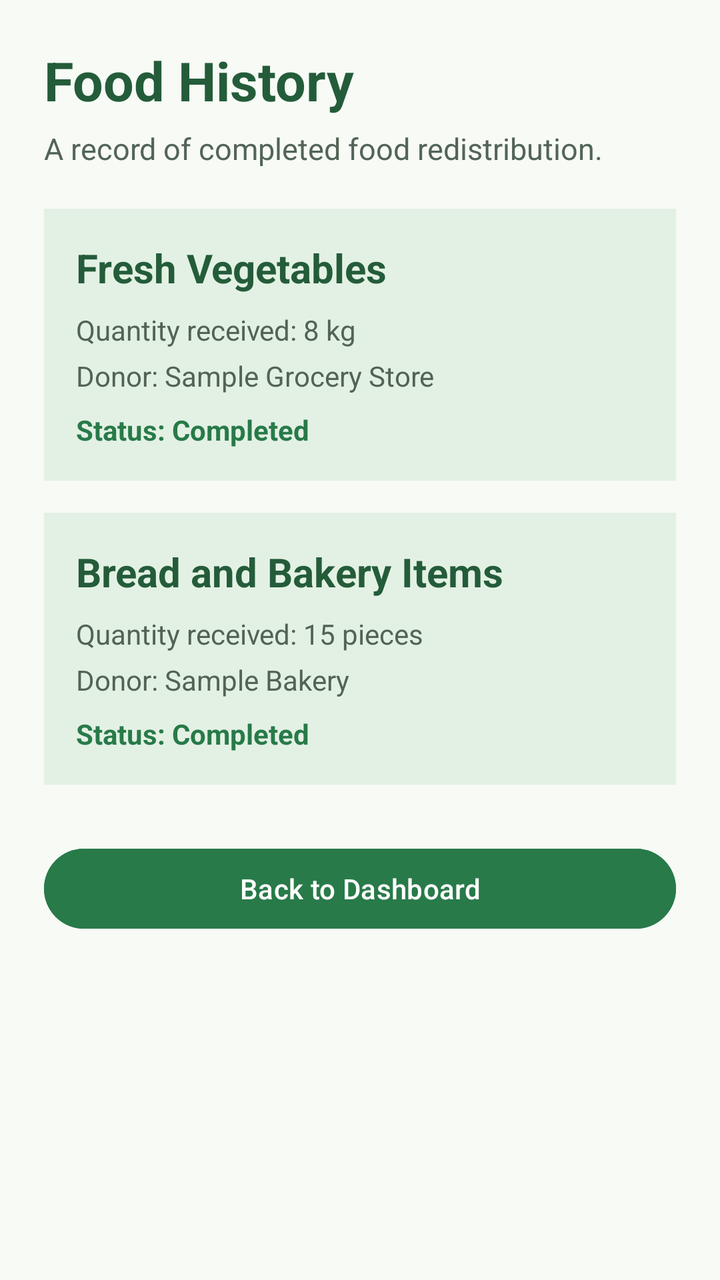
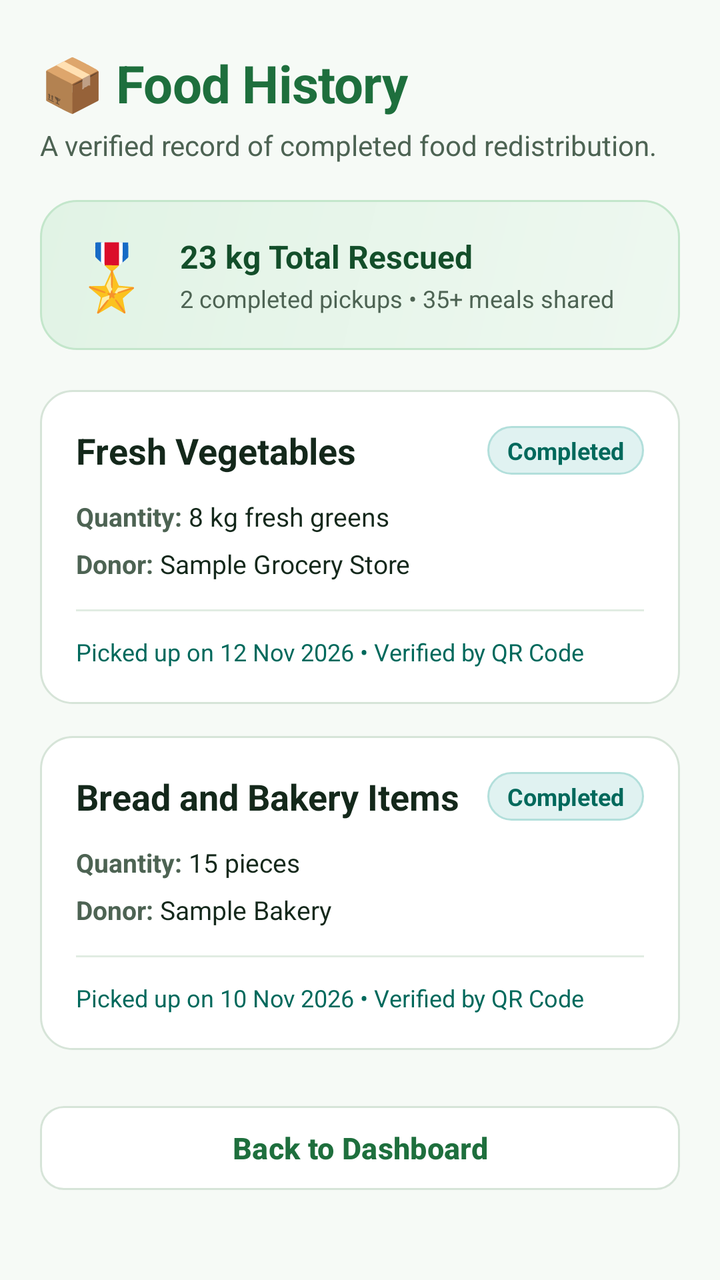

Two renders of the same Android screen: before a commit and after it. Below are the layout's source before the change and the commit's diff.
<!-- AndroidManifest.xml: application theme Theme.MealCycle -->
<!-- res/layout/activity_history.xml -->
<?xml version="1.0" encoding="utf-8"?>
<ScrollView xmlns:android="http://schemas.android.com/apk/res/android"
    android:layout_width="match_parent"
    android:layout_height="match_parent"
    android:background="#F7FAF5"
    android:fillViewport="true">

    <LinearLayout
        android:layout_width="match_parent"
        android:layout_height="wrap_content"
        android:orientation="vertical"
        android:padding="22dp">

        <TextView
            android:layout_width="wrap_content"
            android:layout_height="wrap_content"
            android:text="Food History"
            android:textColor="#245C3A"
            android:textSize="27sp"
            android:textStyle="bold" />

        <TextView
            android:layout_width="match_parent"
            android:layout_height="wrap_content"
            android:layout_marginTop="6dp"
            android:layout_marginBottom="20dp"
            android:text="A record of completed food redistribution."
            android:textColor="#526456"
            android:textSize="15sp" />

        
        <LinearLayout
            android:layout_width="match_parent"
            android:layout_height="wrap_content"
            android:layout_marginBottom="16dp"
            android:background="#E3F1E4"
            android:orientation="vertical"
            android:padding="16dp">

            <TextView
                android:layout_width="wrap_content"
                android:layout_height="wrap_content"
                android:text="Fresh Vegetables"
                android:textColor="#245C3A"
                android:textSize="20sp"
                android:textStyle="bold" />

            <TextView
                android:layout_width="wrap_content"
                android:layout_height="wrap_content"
                android:layout_marginTop="8dp"
                android:text="Quantity received: 8 kg"
                android:textColor="#526456" />

            <TextView
                android:layout_width="wrap_content"
                android:layout_height="wrap_content"
                android:layout_marginTop="4dp"
                android:text="Donor: Sample Grocery Store"
                android:textColor="#526456" />

            <TextView
                android:layout_width="wrap_content"
                android:layout_height="wrap_content"
                android:layout_marginTop="8dp"
                android:text="Status: Completed"
                android:textColor="#287A49"
                android:textStyle="bold" />

        </LinearLayout>

        
        <LinearLayout
            android:layout_width="match_parent"
            android:layout_height="wrap_content"
            android:layout_marginBottom="16dp"
            android:background="#E3F1E4"
            android:orientation="vertical"
            android:padding="16dp">

            <TextView
                android:layout_width="wrap_content"
                android:layout_height="wrap_content"
                android:text="Bread and Bakery Items"
                android:textColor="#245C3A"
                android:textSize="20sp"
                android:textStyle="bold" />

            <TextView
                android:layout_width="wrap_content"
                android:layout_height="wrap_content"
                android:layout_marginTop="8dp"
                android:text="Quantity received: 15 pieces"
                android:textColor="#526456" />

            <TextView
                android:layout_width="wrap_content"
                android:layout_height="wrap_content"
                android:layout_marginTop="4dp"
                android:text="Donor: Sample Bakery"
                android:textColor="#526456" />

            <TextView
                android:layout_width="wrap_content"
                android:layout_height="wrap_content"
                android:layout_marginTop="8dp"
                android:text="Status: Completed"
                android:textColor="#287A49"
                android:textStyle="bold" />

        </LinearLayout>

        <Button
            android:id="@+id/btnBackToDashboard"
            android:layout_width="match_parent"
            android:layout_height="wrap_content"
            android:layout_marginTop="12dp"
            android:backgroundTint="#287A49"
            android:text="Back to Dashboard"
            android:textColor="#FFFFFF" />

    </LinearLayout>

</ScrollView>
<!-- resources referenced by this layout -->
<resources>
  <style name="Theme.MealCycle" parent="Base.Theme.MealCycle" />
  <style name="Base.Theme.MealCycle" parent="Theme.Material3.DayNight.NoActionBar">
          
          
      </style>
</resources>

<!-- the commit's change to res/layout/activity_history.xml (unified diff, before → after) -->
@@ -1,123 +1,285 @@
 <?xml version="1.0" encoding="utf-8"?>
-<ScrollView xmlns:android="http://schemas.android.com/apk/res/android"
+<ScrollView
+    xmlns:android="http://schemas.android.com/apk/res/android"
+    xmlns:app="http://schemas.android.com/apk/res-auto"
     android:layout_width="match_parent"
     android:layout_height="match_parent"
-    android:background="#F7FAF5"
-    android:fillViewport="true">
+    android:fillViewport="true"
+    android:background="@color/bg_main">
 
     <LinearLayout
         android:layout_width="match_parent"
         android:layout_height="wrap_content"
         android:orientation="vertical"
-        android:padding="22dp">
+        android:paddingHorizontal="20dp"
+        android:paddingVertical="24dp">
 
         <TextView
             android:layout_width="wrap_content"
             android:layout_height="wrap_content"
-            android:text="Food History"
-            android:textColor="#245C3A"
-            android:textSize="27sp"
-            android:textStyle="bold" />
+            android:text="📦 Food History"
+            android:textSize="26sp"
+            android:textStyle="bold"
+            android:textColor="@color/primary"
+            android:letterSpacing="-0.01" />
 
         <TextView
             android:layout_width="match_parent"
             android:layout_height="wrap_content"
-            android:layout_marginTop="6dp"
+            android:text="A verified record of completed food redistribution."
+            android:textSize="14sp"
+            android:textColor="@color/text_secondary"
+            android:layout_marginTop="4dp"
+            android:layout_marginBottom="18dp" />
+
+        
+        <LinearLayout
+            android:layout_width="match_parent"
+            android:layout_height="wrap_content"
+            android:orientation="horizontal"
+            android:background="@drawable/bg_card_featured"
+            android:padding="16dp"
             android:layout_marginBottom="20dp"
-            android:text="A record of completed food redistribution."
-            android:textColor="#526456"
-            android:textSize="15sp" />
-
-        
-        <LinearLayout
-            android:layout_width="match_parent"
-            android:layout_height="wrap_content"
-            android:layout_marginBottom="16dp"
-            android:background="#E3F1E4"
-            android:orientation="vertical"
-            android:padding="16dp">
+            android:gravity="center_vertical">
 
             <TextView
                 android:layout_width="wrap_content"
                 android:layout_height="wrap_content"
-                android:text="Fresh Vegetables"
-                android:textColor="#245C3A"
-                android:textSize="20sp"
-                android:textStyle="bold" />
+                android:text="🎖️"
+                android:textSize="32sp" />
+
+            <LinearLayout
+                android:layout_width="0dp"
+                android:layout_height="wrap_content"
+                android:layout_weight="1"
+                android:layout_marginStart="14dp"
+                android:orientation="vertical">
+
+                <TextView
+                    android:layout_width="wrap_content"
+                    android:layout_height="wrap_content"
+                    android:text="23 kg Total Rescued"
+                    android:textSize="16sp"
+                    android:textStyle="bold"
+                    android:textColor="@color/primary_dark" />
+
+                <TextView
+                    android:layout_width="wrap_content"
+                    android:layout_height="wrap_content"
+                    android:text="2 completed pickups • 35+ meals shared"
+                    android:textSize="12sp"
+                    android:textColor="@color/text_secondary"
+                    android:layout_marginTop="2dp" />
+            </LinearLayout>
+        </LinearLayout>
+
+        
+        <LinearLayout
+            android:layout_width="match_parent"
+            android:layout_height="wrap_content"
+            android:orientation="vertical"
+            android:background="@drawable/bg_card_white"
+            android:padding="18dp"
+            android:layout_marginBottom="16dp">
+
+            <LinearLayout
+                android:layout_width="match_parent"
+                android:layout_height="wrap_content"
+                android:orientation="horizontal"
+                android:gravity="center_vertical">
+
+                <TextView
+                    android:layout_width="0dp"
+                    android:layout_height="wrap_content"
+                    android:layout_weight="1"
+                    android:text="Fresh Vegetables"
+                    android:textSize="18sp"
+                    android:textStyle="bold"
+                    android:textColor="@color/text_primary" />
+
+                <TextView
+                    android:layout_width="wrap_content"
+                    android:layout_height="wrap_content"
+                    android:background="@drawable/bg_badge_completed"
+                    android:text="Completed"
+                    android:textSize="12sp"
+                    android:textStyle="bold"
+                    android:textColor="@color/badge_completed_text"
+                    android:paddingHorizontal="10dp"
+                    android:paddingVertical="4dp" />
+            </LinearLayout>
+
+            <LinearLayout
+                android:layout_width="match_parent"
+                android:layout_height="wrap_content"
+                android:orientation="horizontal"
+                android:layout_marginTop="12dp">
+
+                <TextView
+                    android:layout_width="wrap_content"
+                    android:layout_height="wrap_content"
+                    android:text="Quantity: "
+                    android:textSize="13sp"
+                    android:textStyle="bold"
+                    android:textColor="@color/text_secondary" />
+
+                <TextView
+                    android:layout_width="wrap_content"
+                    android:layout_height="wrap_content"
+                    android:text="8 kg fresh greens"
+                    android:textSize="13sp"
+                    android:textColor="@color/text_primary" />
+            </LinearLayout>
+
+            <LinearLayout
+                android:layout_width="match_parent"
+                android:layout_height="wrap_content"
+                android:orientation="horizontal"
+                android:layout_marginTop="6dp">
+
+                <TextView
+                    android:layout_width="wrap_content"
+                    android:layout_height="wrap_content"
+                    android:text="Donor: "
+                    android:textSize="13sp"
+                    android:textStyle="bold"
+                    android:textColor="@color/text_secondary" />
+
+                <TextView
+                    android:layout_width="wrap_content"
+                    android:layout_height="wrap_content"
+                    android:text="Sample Grocery Store"
+                    android:textSize="13sp"
+                    android:textColor="@color/text_primary" />
+            </LinearLayout>
+
+            <View
+                android:layout_width="match_parent"
+                android:layout_height="1dp"
+                android:background="@color/divider_color"
+                android:layout_marginTop="14dp"
+                android:layout_marginBottom="12dp" />
 
             <TextView
                 android:layout_width="wrap_content"
                 android:layout_height="wrap_content"
-                android:layout_marginTop="8dp"
-                android:text="Quantity received: 8 kg"
-                android:textColor="#526456" />
+                android:text="Picked up on 12 Nov 2026 • Verified by QR Code"
+                android:textSize="12sp"
+                android:textColor="@color/badge_completed_text" />
+
+        </LinearLayout>
+
+        
+        <LinearLayout
+            android:layout_width="match_parent"
+            android:layout_height="wrap_content"
+            android:orientation="vertical"
+            android:background="@drawable/bg_card_white"
+            android:padding="18dp"
+            android:layout_marginBottom="24dp">
+
+            <LinearLayout
+                android:layout_width="match_parent"
+                android:layout_height="wrap_content"
+                android:orientation="horizontal"
+                android:gravity="center_vertical">
+
+                <TextView
+                    android:layout_width="0dp"
+                    android:layout_height="wrap_content"
+                    android:layout_weight="1"
+                    android:text="Bread and Bakery Items"
+                    android:textSize="18sp"
+                    android:textStyle="bold"
+                    android:textColor="@color/text_primary" />
+
+                <TextView
+                    android:layout_width="wrap_content"
+                    android:layout_height="wrap_content"
+                    android:background="@drawable/bg_badge_completed"
+                    android:text="Completed"
+                    android:textSize="12sp"
+                    android:textStyle="bold"
+                    android:textColor="@color/badge_completed_text"
+                    android:paddingHorizontal="10dp"
+                    android:paddingVertical="4dp" />
+            </LinearLayout>
+
+            <LinearLayout
+                android:layout_width="match_parent"
+                android:layout_height="wrap_content"
+                android:orientation="horizontal"
+                android:layout_marginTop="12dp">
+
+                <TextView
+                    android:layout_width="wrap_content"
+                    android:layout_height="wrap_content"
+                    android:text="Quantity: "
+                    android:textSize="13sp"
+                    android:textStyle="bold"
+                    android:textColor="@color/text_secondary" />
+
+                <TextView
+                    android:layout_width="wrap_content"
+                    android:layout_height="wrap_content"
+                    android:text="15 pieces"
+                    android:textSize="13sp"
+                    android:textColor="@color/text_primary" />
+            </LinearLayout>
+
+            <LinearLayout
+                android:layout_width="match_parent"
+                android:layout_height="wrap_content"
+                android:orientation="horizontal"
+                android:layout_marginTop="6dp">
+
+                <TextView
+                    android:layout_width="wrap_content"
+                    android:layout_height="wrap_content"
+                    android:text="Donor: "
+                    android:textSize="13sp"
+                    android:textStyle="bold"
+                    android:textColor="@color/text_secondary" />
+
+                <TextView
+                    android:layout_width="wrap_content"
+                    android:layout_height="wrap_content"
+                    android:text="Sample Bakery"
+                    android:textSize="13sp"
+                    android:textColor="@color/text_primary" />
+            </LinearLayout>
+
+            <View
+                android:layout_width="match_parent"
+                android:layout_height="1dp"
+                android:background="@color/divider_color"
+                android:layout_marginTop="14dp"
+                android:layout_marginBottom="12dp" />
 
             <TextView
                 android:layout_width="wrap_content"
                 android:layout_height="wrap_content"
-                android:layout_marginTop="4dp"
-                android:text="Donor: Sample Grocery Store"
-                android:textColor="#526456" />
-
-            <TextView
-                android:layout_width="wrap_content"
-                android:layout_height="wrap_content"
-                android:layout_marginTop="8dp"
-                android:text="Status: Completed"
-                android:textColor="#287A49"
-                android:textStyle="bold" />
+                android:text="Picked up on 10 Nov 2026 • Verified by QR Code"
+                android:textSize="12sp"
+                android:textColor="@color/badge_completed_text" />
 
         </LinearLayout>
 
         
-        <LinearLayout
-            android:layout_width="match_parent"
-            android:layout_height="wrap_content"
-            android:layout_marginBottom="16dp"
-            android:background="#E3F1E4"
-            android:orientation="vertical"
-            android:padding="16dp">
-
-            <TextView
-                android:layout_width="wrap_content"
-                android:layout_height="wrap_content"
-                android:text="Bread and Bakery Items"
-                android:textColor="#245C3A"
-                android:textSize="20sp"
-                android:textStyle="bold" />
-
-            <TextView
-                android:layout_width="wrap_content"
-                android:layout_height="wrap_content"
-                android:layout_marginTop="8dp"
-                android:text="Quantity received: 15 pieces"
-                android:textColor="#526456" />
-
-            <TextView
-                android:layout_width="wrap_content"
-                android:layout_height="wrap_content"
-                android:layout_marginTop="4dp"
-                android:text="Donor: Sample Bakery"
-                android:textColor="#526456" />
-
-            <TextView
-                android:layout_width="wrap_content"
-                android:layout_height="wrap_content"
-                android:layout_marginTop="8dp"
-                android:text="Status: Completed"
-                android:textColor="#287A49"
-                android:textStyle="bold" />
-
-        </LinearLayout>
-
-        <Button
+        <com.google.android.material.button.MaterialButton
             android:id="@+id/btnBackToDashboard"
             android:layout_width="match_parent"
-            android:layout_height="wrap_content"
-            android:layout_marginTop="12dp"
-            android:backgroundTint="#287A49"
+            android:layout_height="50dp"
             android:text="Back to Dashboard"
-            android:textColor="#FFFFFF" />
+            android:textAllCaps="false"
+            android:textSize="15sp"
+            android:textStyle="bold"
+            android:backgroundTint="@color/surface_card"
+            android:textColor="@color/primary"
+            app:cornerRadius="12dp"
+            app:strokeColor="@color/border_light"
+            app:strokeWidth="1dp"
+            app:elevation="0dp" />
 
     </LinearLayout>
 
<!-- resource entries referenced after the edit -->
@@ -1,9 +1,62 @@
 <!-- resources referenced by this layout -->
 <resources>
+  <color name="badge_completed_text">#00695C</color>
+  <color name="bg_main">#F6FAF6</color>
+  <color name="border_light">#D6E4D8</color>
+  <color name="divider_color">#E1ECE2</color>
+  <color name="primary">#1E6F3D</color>
+  <color name="primary_dark">#134E2A</color>
+  <color name="surface_card">#FFFFFF</color>
+  <color name="text_primary">#14281B</color>
+  <color name="text_secondary">#4D6353</color>
+  <!-- drawable bg_badge_completed (drawable) -->
+  <?xml version="1.0" encoding="utf-8"?>
+  <shape xmlns:android="http://schemas.android.com/apk/res/android"
+      android:shape="rectangle">
+      <solid android:color="@color/badge_completed_bg" />
+      <corners android:radius="20dp" />
+      <stroke
+          android:width="1dp"
+          android:color="#B2DFDB" />
+  </shape>
+  <!-- drawable bg_card_featured (drawable) -->
+  <?xml version="1.0" encoding="utf-8"?>
+  <shape xmlns:android="http://schemas.android.com/apk/res/android"
+      android:shape="rectangle">
+      <gradient
+          android:angle="135"
+          android:startColor="#EEF8F0"
+          android:endColor="#E1F3E5" />
+      <corners android:radius="18dp" />
+      <stroke
+          android:width="1dp"
+          android:color="@color/primary_tint_border" />
+  </shape>
+  <!-- drawable bg_card_white (drawable) -->
+  <?xml version="1.0" encoding="utf-8"?>
+  <shape xmlns:android="http://schemas.android.com/apk/res/android"
+      android:shape="rectangle">
+      <solid android:color="@color/surface_card" />
+      <corners android:radius="16dp" />
+      <stroke
+          android:width="1dp"
+          android:color="@color/border_light" />
+  </shape>
   <style name="Theme.MealCycle" parent="Base.Theme.MealCycle" />
+  <color name="badge_completed_bg">#E0F2F1</color>
+  <color name="primary_tint_border">#C3E6CB</color>
   <style name="Base.Theme.MealCycle" parent="Theme.Material3.DayNight.NoActionBar">
           
-          
+          <item name="colorPrimary">@color/primary</item>
+          <item name="colorPrimaryVariant">@color/primary_dark</item>
+          <item name="colorOnPrimary">@color/text_on_primary</item>
+          <item name="colorSecondary">@color/secondary</item>
+          <item name="colorSurface">@color/surface_card</item>
+          <item name="android:windowBackground">@color/bg_main</item>
+          <item name="android:statusBarColor">@color/bg_main</item>
+          <item name="android:windowLightStatusBar">true</item>
       </style>
+  <color name="text_on_primary">#FFFFFF</color>
+  <color name="secondary">#E67E22</color>
 </resources>
 
